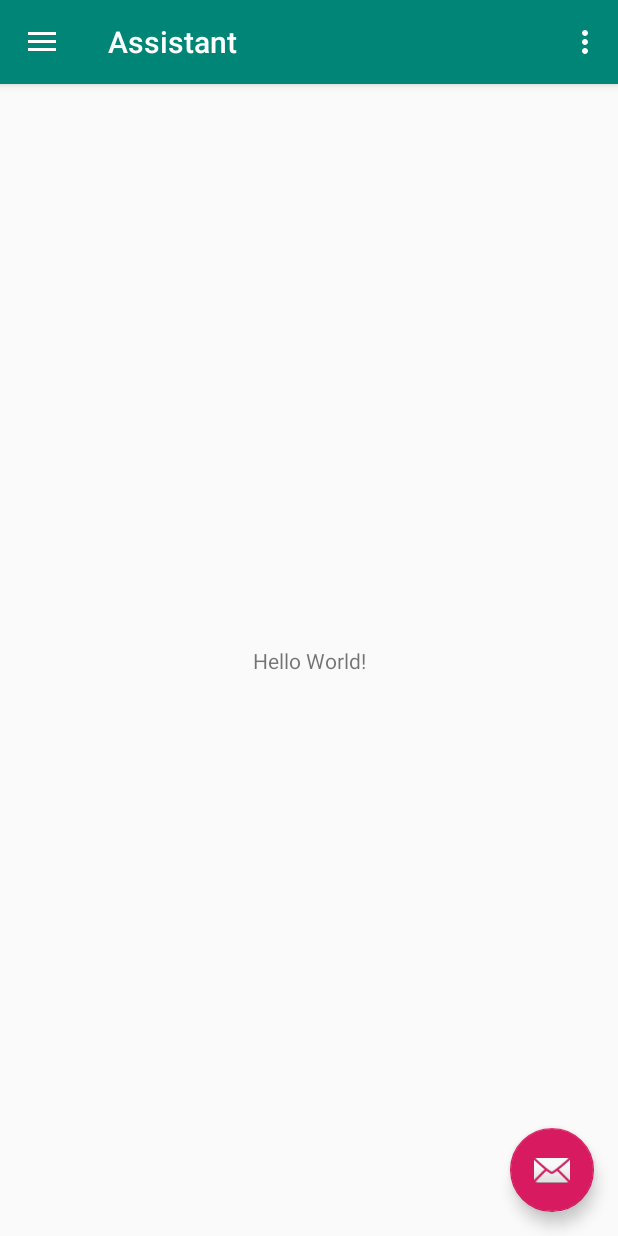
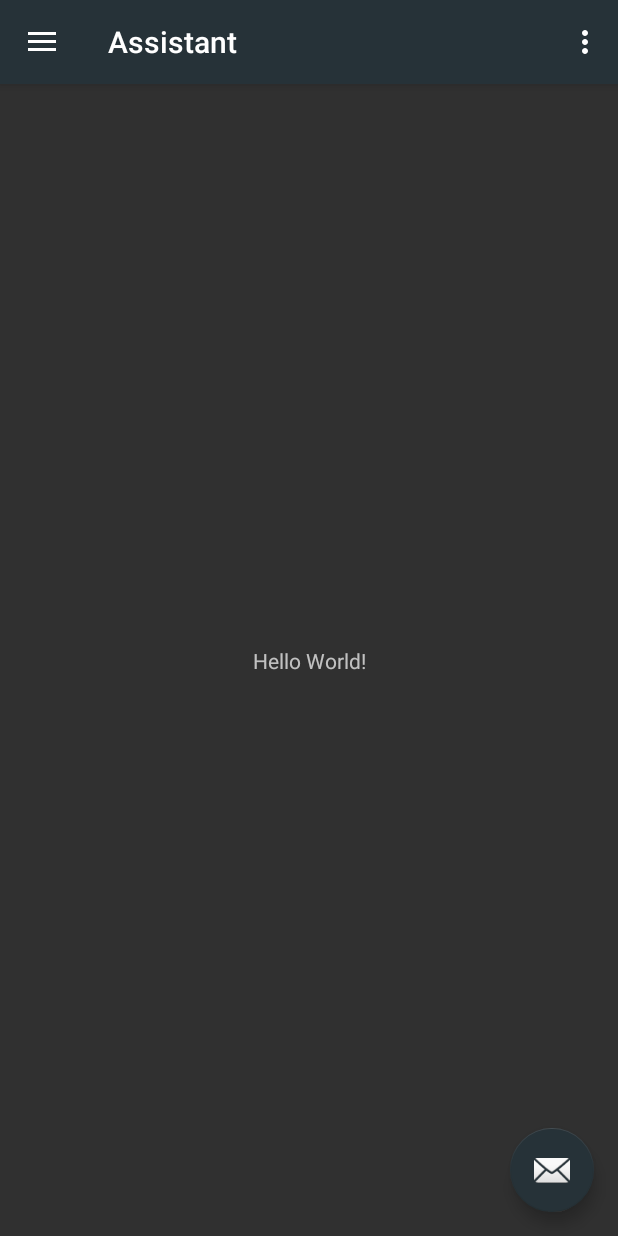
Before and after one commit to a5vh/Assistant, an Android app: the screen it shows after launch (MainActivity), on a phone screen of 412 x 824 dp. Run offline under Robolectric (Android 15) with nearby library versions, the phone set to English and light mode, and no system bars.

Commit message:
updating colors
this is hard lol kill me now

```diff
--- a/app/src/main/res/values/colors.xml
+++ b/app/src/main/res/values/colors.xml
@@ -1,6 +1,11 @@
 <?xml version="1.0" encoding="utf-8"?>
 <resources>
-    <color name="colorPrimary">#008577</color>
-    <color name="colorPrimaryDark">#00574B</color>
-    <color name="colorAccent">#D81B60</color>
+    <color name="colorPrimary">#263238</color>
+    <color name="primaryLightColor">#4f5b62</color>
+    <color name="colorPrimaryDark">#000a12</color>
+    <color name="colorAccent">#263238</color>
+    <color name="secondaryLightColor">#4f5b62</color>
+    <color name="secondaryDarkColor">#000a12</color>
+    <color name="primaryTextColor">#ffffff</color>
+    <color name="secondaryTextColor">#ffffff</color>
 </resources>
--- a/app/src/main/res/values/styles.xml
+++ b/app/src/main/res/values/styles.xml
@@ -1,7 +1,7 @@
 <resources>
 
     <!-- Base application theme. -->
-    <style name="AppTheme" parent="Theme.AppCompat.Light.DarkActionBar">
+    <style name="AppTheme" parent="Theme.AppCompat">
         <!-- Customize your theme here. -->
         <item name="colorPrimary">@color/colorPrimary</item>
         <item name="colorPrimaryDark">@color/colorPrimaryDark</item>
```
Also changed, not shown: app/src/main/res/drawable-hdpi/ic_goals.png (added), app/src/main/res/drawable-hdpi/ic_map.png (added), app/src/main/res/drawable-mdpi/ic_goals.png (added), app/src/main/res/drawable-mdpi/ic_map.png (added), app/src/main/res/drawable-xhdpi/ic_goals.png (added), app/src/main/res/drawable-xhdpi/ic_map.png (added), app/src/main/res/drawable-xxhdpi/ic_goals.png (added), app/src/main/res/drawable-xxhdpi/ic_map.png (added).
